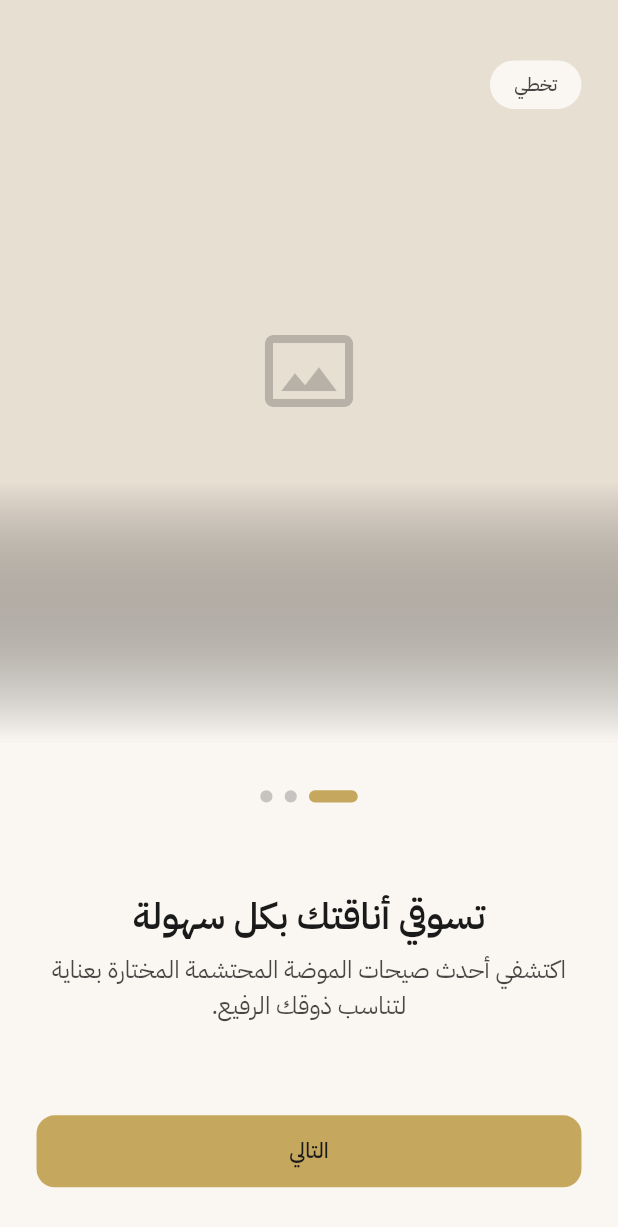
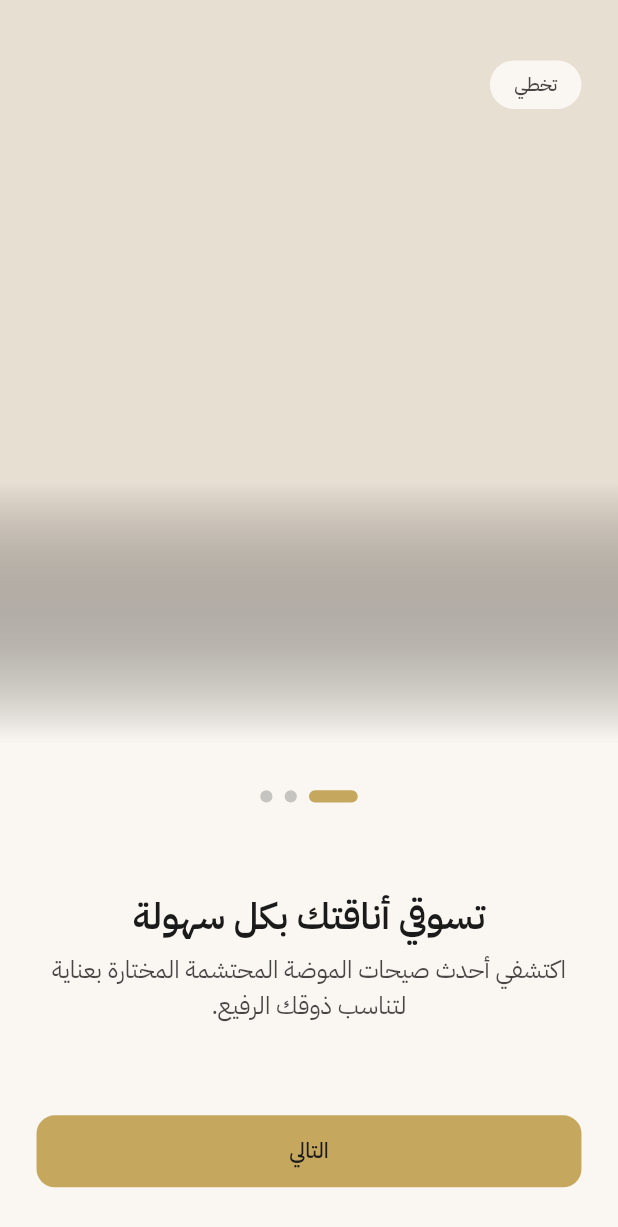
Before and after one commit to EzzdeenShamaly/nova_modest, a Flutter app: the screen it shows after launch, on a phone screen of 412 x 824 dp. Shown: the top 1227 px of the screen. Run offline on Flutter 3.47's test engine with Material 3 defaults, Android fonts, the phone set to English and light mode, and no system bars; our stand-ins replace bloc_concurrency, dio, equatable, flutter_bloc, flutter_screenutil, flutter_secure_storage and 8 more; missing offline and left inert: image_picker_android, image_picker_platform_interface; accounts and stored records are empty; statements that could not run were skipped.

Commit message:
feat: a mark, a name, and a first screen that does not look broken
Three things the store would have shipped as they were.

**The launcher icon was the Flutter logo**, in every density — found by looking
at the PNG rather than at its size. It is now a pointed arch, gold on
near-black, both straight from the closed palette. The letter it replaces was
rejected for a reason worth keeping: a Latin N says nothing to a shopper reading
Arabic, and the Arabic letter, while legible at 48 px, is still a letter on a
square. An arch is a doorway; it reads as a mark rather than as a monogram, and
it survives any launcher mask because the shape sits inside the middle 74%.
Every density is drawn from the geometry at its own resolution, never upscaled.

Three other directions were drawn and thrown away, which is why this one is
here: overlapping panels read as a bookmark rather than a garment, a quatrefoil
came out geometrically wrong, and a letter knocked out of a disc was legible but
generic.

**The name under the icon was `nova_modest`** — the Gradle module's own name, in
all eighty-odd locales. It is `@string/app_name` now: Nova Modest, and نوفا
مودست when the phone itself is in Arabic. That resource follows the phone's
language and not the app's switcher, which is correct: the home screen belongs
to the phone.

**The first screen a new shopper sees was three broken pictures.** The
onboarding slides centred `Icons.photo_size_select_actual_outlined` — the exact
glyph Android shows for an image that failed to load — as a placeholder for
artwork that does not exist yet. The intent was "not ready"; what it said was
"this app is broken", on the first three screens of the app. The band is empty
now, which reads as a decision. The real artwork is recorded as a debt with the
condition attached: three photographs at about 1170x1600 or larger, because the
design's own sources are 286x512 and would ship visibly upscaled.

Also here: the listing assets in `play-assets/`, and PLAY_UPLOAD.md updated with
the figures measured off the final bundle. The screenshots come from a release
build on a device and are brought to exactly 2:1 by adding margin in the app's
own background colour rather than by cropping anything — Play's current limit on
screenshot proportions is one of the things the document says plainly that I
could not verify.

Co-Authored-By: Claude Opus 5 <noreply@anthropic.com>

```diff
--- a/lib/features/onboarding/presentation/widgets/onboarding_slide.dart
+++ b/lib/features/onboarding/presentation/widgets/onboarding_slide.dart
@@ -162,23 +162,19 @@ class _ImageArea extends StatelessWidget {
 class _ArtworkPlaceholder extends StatelessWidget {
   const _ArtworkPlaceholder();
 
-  /// Sized to read at a glance across a band ~530pt tall. Specific to this one
-  /// element on this one screen and used nowhere else, so it stays local rather
-  /// than joining a shared scale (`12-flutter-design-system-guard.md` §5).
-  static const double _iconSize = 64;
-
+  /// **A warm band, and deliberately nothing in it.**
+  ///
+  /// It used to centre `Icons.photo_size_select_actual_outlined` here — which
+  /// is the glyph Android itself shows for an image that failed to load. The
+  /// intent was "artwork is not ready yet"; what every new shopper actually
+  /// read, on the first three screens she ever sees, was "this app is broken"
+  /// (seen on a device 2026-10-14, and it is why this changed).
+  ///
+  /// An empty band under the gradient reads as a design decision. A broken
+  /// picture does not. When real photographs arrive, [OnboardingSlide.image]
+  /// is the one parameter to pass and nothing here relayouts.
   @override
   Widget build(BuildContext context) {
-    return ColoredBox(
-      color: AppColors.secondary,
-      child: Center(
-        child: Icon(
-          Icons.photo_size_select_actual_outlined,
-          size: _iconSize,
-          color: AppColors.subtle,
-          semanticLabel: '',
-        ),
-      ),
-    );
+    return const ColoredBox(color: AppColors.secondary);
   }
 }
```
Also changed, not shown: play-assets/feature-graphic-1024x500.png (added), play-assets/icon-512.png (added), 16 other files.
